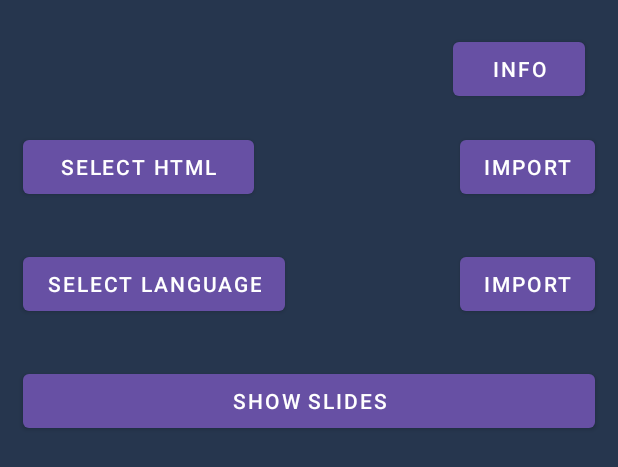
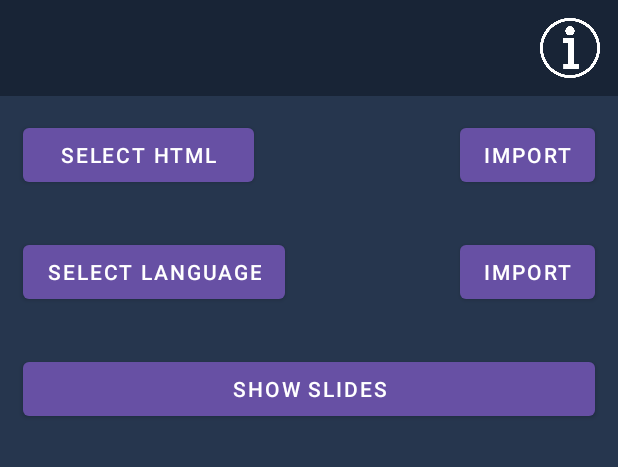
Before and after one commit to Iron16Bit/icp-app, an Android app: the layout activity_main.xml on its own in the app's theme, with its tools: preview values and no code run, on a phone screen of 412 x 824 dp. Shown: the top 467 px of the screen. Run offline under Robolectric (Android 15) with nearby library versions, the phone set to English and light mode, and no system bars; network calls fail.

Commit message:
Updated UI

```diff
--- a/app/src/main/java/com/icp/icp_app/MainActivity.kt
+++ b/app/src/main/java/com/icp/icp_app/MainActivity.kt
@@ -10,6 +10,7 @@ import android.os.Environment
 import android.provider.Settings
 import android.text.method.ScrollingMovementMethod
 import android.widget.Button
+import android.widget.ImageButton
 import android.widget.RelativeLayout
 import android.widget.TextView
 import android.widget.Toast
@@ -148,8 +149,8 @@ class MainActivity : AppCompatActivity() {
             copy.copy(this)
         }
 
-        val info = findViewById<Button>(R.id.Info)
-        info.setOnClickListener {
+        val info = findViewById<ImageButton>(R.id.Info)
+        info.setOnClickListener{
             val showPopUp = PopUpFragment()
             showPopUp.show((this as AppCompatActivity).supportFragmentManager, "showPopUp")
         }
--- a/app/src/main/res/layout/activity_main.xml
+++ b/app/src/main/res/layout/activity_main.xml
@@ -10,25 +10,38 @@
     <RelativeLayout
         android:layout_width="match_parent"
         android:layout_height="wrap_content"
-        android:padding="10dp"
         android:background="#26364E">
 
-        <Button
+        <RelativeLayout
+            android:id="@+id/Header"
+            android:layout_width="match_parent"
+            android:layout_height="wrap_content"
+            android:background="#182436">
+
+            <ImageButton
                 android:id="@+id/Info"
-            style="@style/Widget.MaterialComponents.Button"
-            android:layout_width="wrap_content"
+                android:layout_width="40dp"
+                android:layout_height="40dp"
+                android:layout_alignParentEnd="true"
+                android:layout_margin="12dp"
+                android:layout_marginEnd="12dp"
+                android:background="?android:selectableItemBackground"
+                android:scaleType="fitCenter"
+                android:src="@drawable/infobox" />
+
+        </RelativeLayout>
+
+        <RelativeLayout
+            android:layout_width="match_parent"
             android:layout_height="wrap_content"
-            android:layout_alignParentEnd="true"
-            android:layout_centerHorizontal="true"
-            android:layout_margin="12dp"
-            android:text="info" />
+            android:padding="10dp"
+            android:layout_below="@id/Header">
 
             <Button
                 android:id="@+id/SelectHTML"
                 style="@style/Widget.MaterialComponents.Button"
                 android:layout_width="wrap_content"
                 android:layout_height="wrap_content"
-            android:layout_below="@id/Info"
                 android:layout_alignParentStart="true"
                 android:layout_centerHorizontal="true"
                 android:layout_marginStart="5dp"
@@ -42,7 +55,6 @@
                 style="@style/Widget.MaterialComponents.Button"
                 android:layout_width="wrap_content"
                 android:layout_height="wrap_content"
-            android:layout_below="@id/Info"
                 android:layout_centerHorizontal="true"
                 android:layout_alignParentEnd="true"
                 android:layout_margin="5dp"
@@ -92,4 +104,6 @@
 
         </RelativeLayout>
 
+    </RelativeLayout>
+
 </ScrollView>
```
Also changed, not shown: app/src/main/assets/app_images/infobox.png (added), app/src/main/res/drawable/infobox.png (added). Lines whose indentation alone changed are shown as unchanged.
